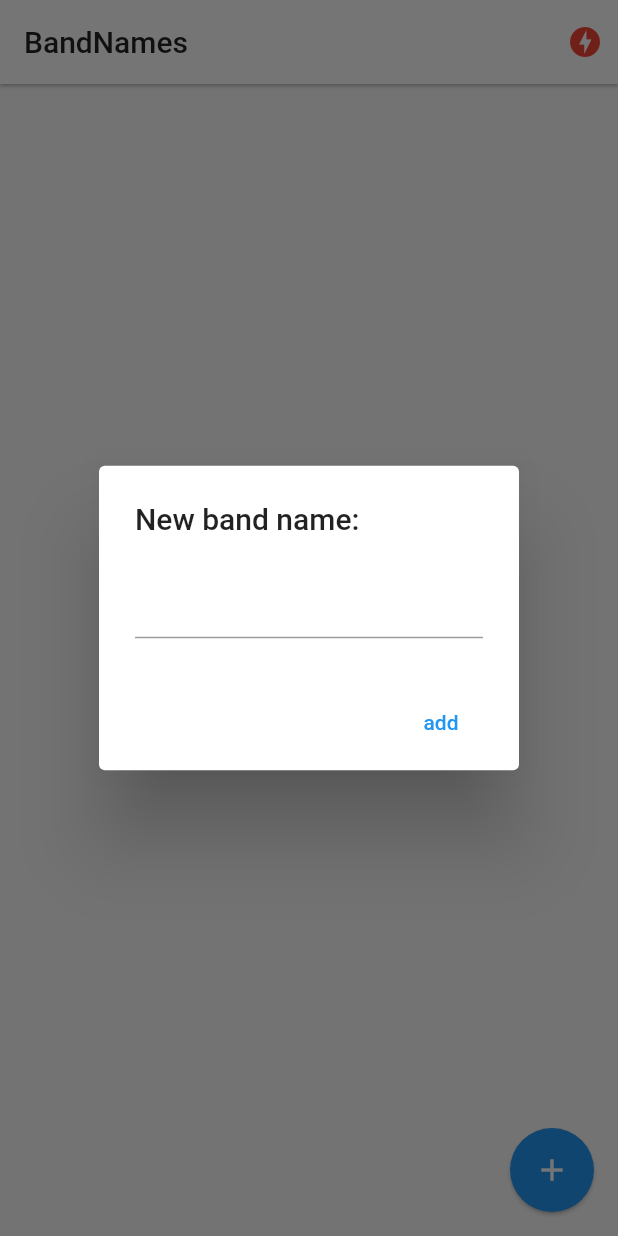
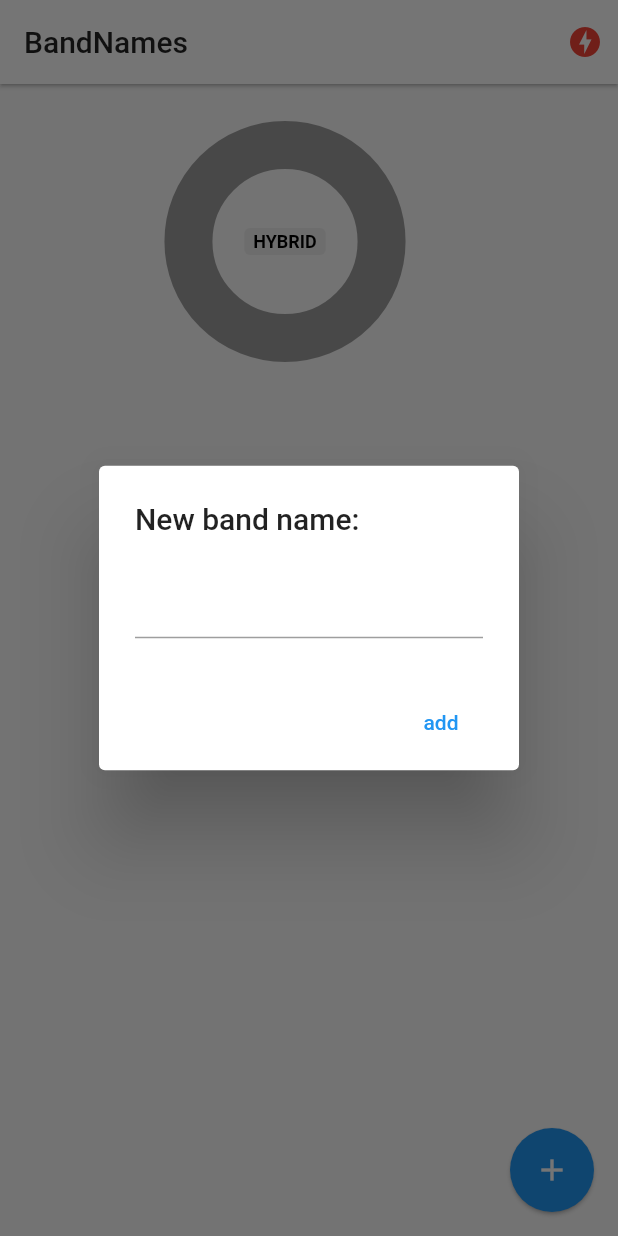
Before and after one commit to inovado/sockets, a Flutter app: the screen it shows after launch, after a tap on the "add" icon, on a phone screen of 412 x 824 dp. Run offline on Flutter 3.47's test engine with Material 2 defaults, Android fonts, the phone set to English and light mode, and no system bars; drawn by our look-alikes of pie_chart; our stand-ins replace socket_io_client; network calls fail.

Commit message:
app terminada

```diff
--- a/lib/pages/home.dart
+++ b/lib/pages/home.dart
@@ -3,6 +3,7 @@ import 'dart:io';
 
 import 'package:flutter/cupertino.dart';
 import 'package:flutter/material.dart';
+import 'package:pie_chart/pie_chart.dart';
 import 'package:sockets/models/band.dart';
 import 'package:sockets/services/socket_service.dart';
 import 'package:provider/provider.dart';
@@ -74,10 +75,18 @@ class _HomePageState extends State<HomePage> {
           )
         ],
       ),
-      body: ListView.builder(
-        itemCount: bands.length,
-        itemBuilder: (BuildContext context, int index) => _bandTile(bands[index]),
-        ),
+      body: Column(
+        children: <Widget>[
+          _showGraph(),
+          Expanded(
+            child: ListView.builder(
+              itemCount: bands.length,
+              itemBuilder: (context, i) => _bandTile(bands[i])
+              ),
+            )
+
+        ],
+      ),
         floatingActionButton: FloatingActionButton(
           child: Icon(Icons.add),
           elevation: 1,
@@ -184,9 +193,66 @@ void addBandToList(String name){
 
 
   }
+// Grafica
+Widget _showGraph(){
 
+  Map<String, double> dataMap = new Map();
+  // dataMap.putIfAbsent("Flutter", () => 5);
+  // dataMap.putIfAbsent("React", () => 1);
+  // dataMap.putIfAbsent("Xamarin", () => 3);
+  // dataMap.putIfAbsent("Ionec", () => 2);
+  bands.forEach((band) {
+    dataMap.putIfAbsent(band.name, () => band.votes.toDouble());
+  });
+
+  final List<Color> colorList = [
+    Colors.blue[50],
+    Colors.blue[200],
+    Colors.pink[50],
+    Colors.pink[200],
+    Colors.yellow[50],
+    Colors.yellow[200],
+
+  ];
+
+  return Container(
+    padding: EdgeInsets.only(top:10),
+    width:  double.infinity,
+    height: 200,
+    child: PieChart(
+      dataMap: dataMap,
+      animationDuration: Duration(milliseconds: 800),
+      chartLegendSpacing: 32,
+      chartRadius: MediaQuery.of(context).size.width / 3.2,
+      colorList: colorList,
+      initialAngleInDegree: 0,
+      chartType: ChartType.ring,
+      ringStrokeWidth: 32,
+      centerText: "HYBRID",
+      // legendOptions: LegendOptions(
+      //   showLegendsInRow: false,
+      //   legendPosition: LegendPosition.right,
+      //   showLegends: true,
+      //   legendShape: _BoxShape.circle,
+      //   legendTextStyle: TextStyle(
+      //     fontWeight: FontWeight.bold,
+      //   ),
+      // ),
+      chartValuesOptions: ChartValuesOptions(
+        showChartValueBackground: true,
+        showChartValues: true,
+        showChartValuesInPercentage: false,
+        showChartValuesOutside: false,
+      ),
+
+      )
+
+    );
+}
 
 }
 
 
+
+
 //-----------------------------------------------------------
--- a/pubspec.yaml
+++ b/pubspec.yaml
@@ -30,6 +30,7 @@ dependencies:
   cupertino_icons: ^0.1.3
   socket_io_client: ^0.9.10
   provider: ^4.3.1
+  pie_chart: ^4.0.1
 
 dev_dependencies:
   flutter_test:
```
Also changed, not shown: pubspec.lock.
